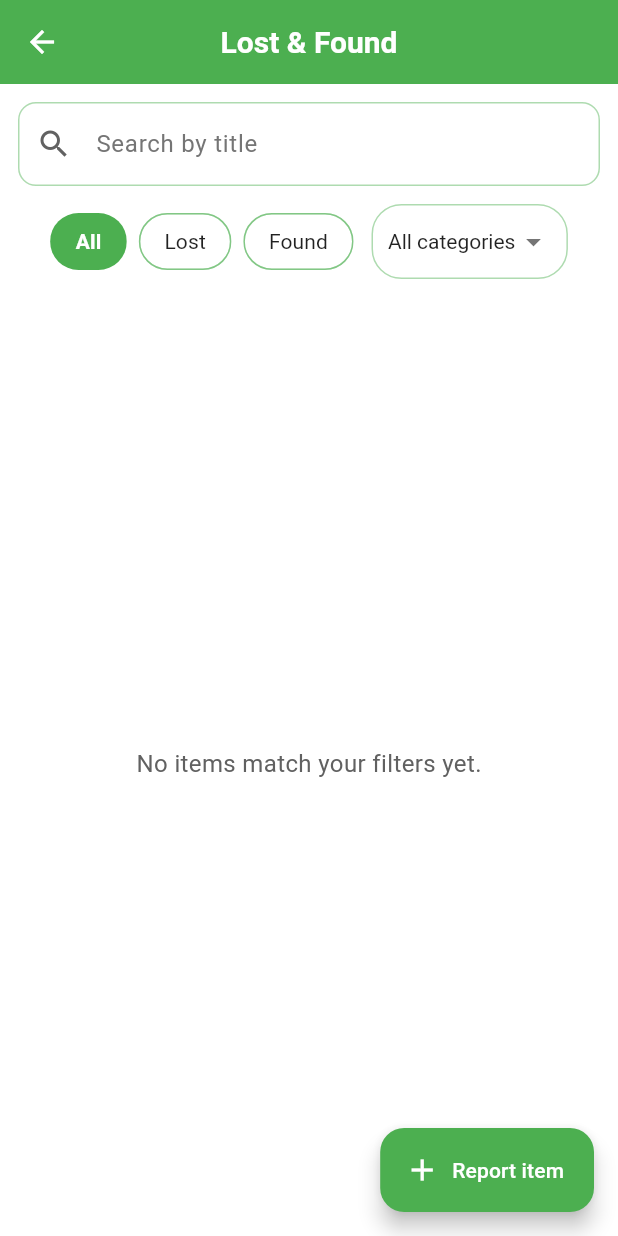
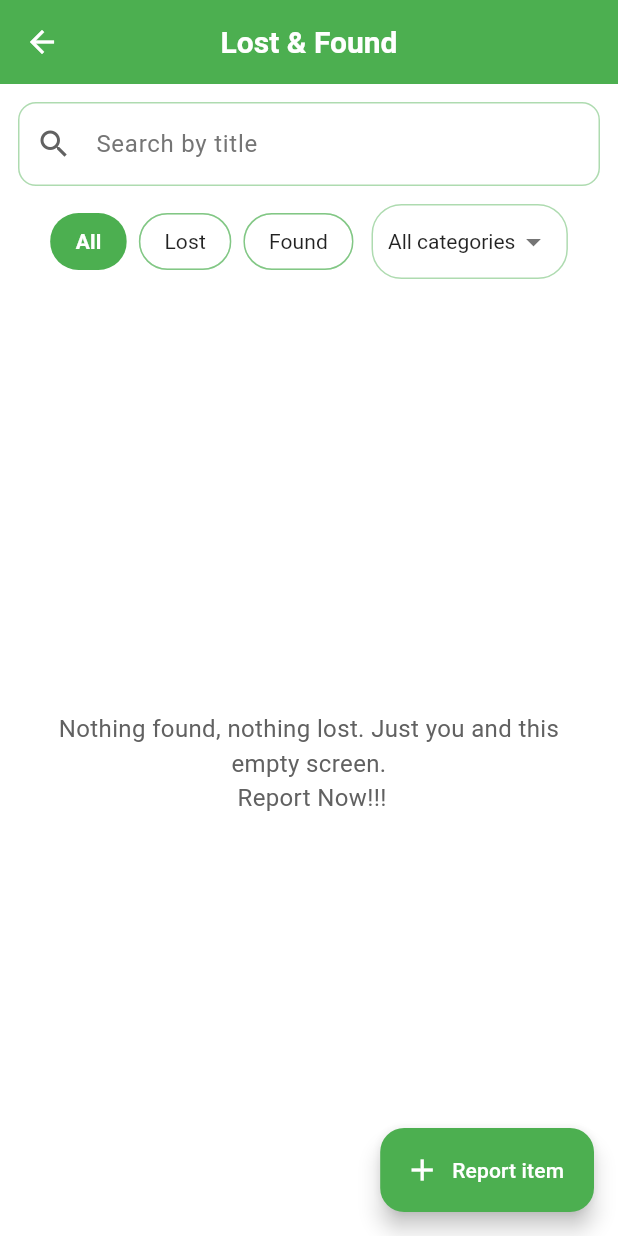
Before and after one commit to hammad-78/lgu_one, a Flutter app: the ListingsScreen screen opened directly, on a phone screen of 412 x 824 dp. Run offline on Flutter 3.47's test engine with Material 3 defaults, Android fonts, the phone set to English and light mode, and no system bars; our stand-ins replace another_flushbar, cached_network_image, carousel_slider, cloud_firestore, firebase_auth, firebase_core and 11 more; missing offline and left inert: app_settings; accounts and stored records are empty; generated files the repository leaves out were written again.

Commit message:
Empty Listing on lost found shows teasing text now

```diff
--- a/lib/Lost_Found/listing_screen.dart
+++ b/lib/Lost_Found/listing_screen.dart
@@ -705,10 +705,16 @@ class _ListingsScreenState extends State<ListingsScreen> {
                 }).toList();
                 if (items.isEmpty) {
                   return Center(
-                    child: Text(
-                      'No items match your filters yet.',
-                      style: TextStyle(
-                        color: isDark ? Colors.white60 : Colors.grey.shade700,
+                    child: Padding(
+                      padding: const EdgeInsets.all(16),
+                      child: Text(
+                        'Nothing found, nothing lost. Just you and this empty screen.\n Report Now!!!',
+                        textAlign: TextAlign.center,
+                        style: TextStyle(
+                          color: isDark
+                              ? Colors.white60
+                              : Colors.grey.shade700,
+                        ),
                       ),
                     ),
                   );
```
